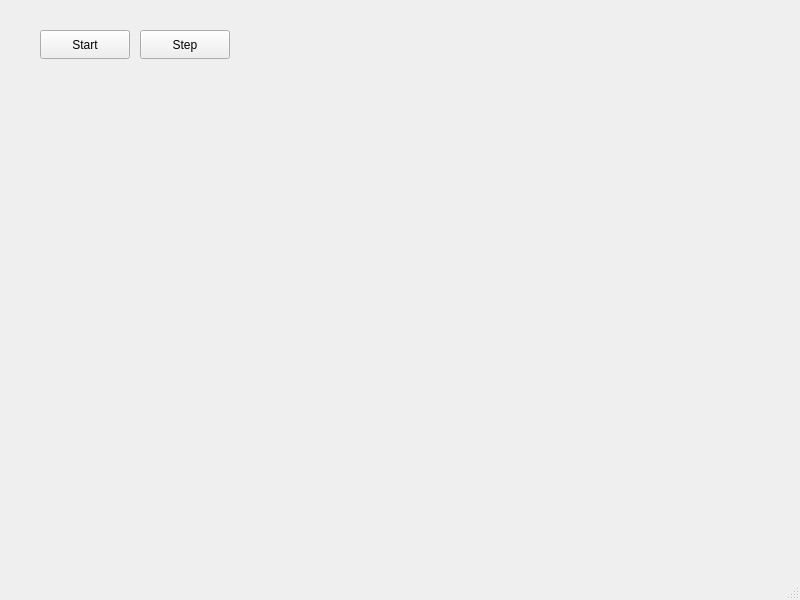
Old version of the form mainwindow.ui in the repository Alq21/Laboratorium-Zycia---Symulacja-ewolucji.
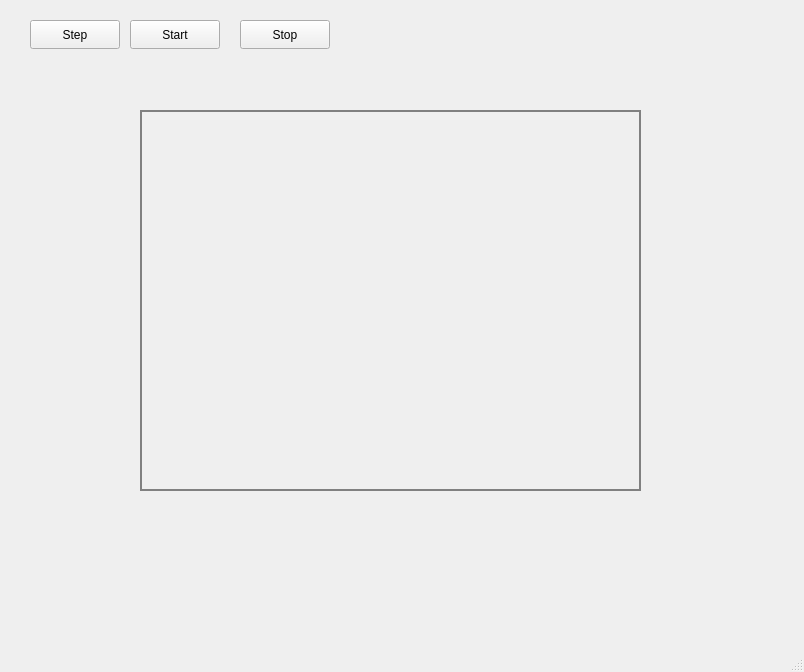
New version of the form. Custom widgets are drawn as their Qt base class.

```diff
--- a/mainwindow.ui
+++ b/mainwindow.ui
@@ -6,8 +6,8 @@
    <rect>
     <x>0</x>
     <y>0</y>
-    <width>800</width>
-    <height>600</height>
+    <width>804</width>
+    <height>672</height>
    </rect>
   </property>
   <property name="windowTitle">
@@ -17,8 +17,21 @@
    <widget class="QPushButton" name="pushButton">
     <property name="geometry">
      <rect>
-      <x>40</x>
-      <y>30</y>
+      <x>30</x>
+      <y>20</y>
+      <width>90</width>
+      <height>29</height>
+     </rect>
+    </property>
+    <property name="text">
+     <string>Step</string>
+    </property>
+   </widget>
+   <widget class="QPushButton" name="startButton">
+    <property name="geometry">
+     <rect>
+      <x>130</x>
+      <y>20</y>
       <width>90</width>
       <height>29</height>
      </rect>
@@ -27,17 +40,33 @@
      <string>Start</string>
     </property>
    </widget>
-   <widget class="QPushButton" name="StepButton">
+   <widget class="TempBoard" name="boardWidget" native="true">
     <property name="geometry">
      <rect>
       <x>140</x>
-      <y>30</y>
+      <y>110</y>
+      <width>501</width>
+      <height>381</height>
+     </rect>
+    </property>
+    <property name="autoFillBackground">
+     <bool>false</bool>
+    </property>
+    <property name="styleSheet">
+     <string notr="true">border: 2px solid gray;</string>
+    </property>
+   </widget>
+   <widget class="QPushButton" name="stopButton">
+    <property name="geometry">
+     <rect>
+      <x>240</x>
+      <y>20</y>
       <width>90</width>
       <height>29</height>
      </rect>
     </property>
     <property name="text">
-     <string>Step</string>
+     <string>Stop</string>
     </property>
    </widget>
   </widget>
@@ -53,6 +82,14 @@
   </widget>
   <widget class="QStatusBar" name="statusbar"/>
  </widget>
+ <customwidgets>
+  <customwidget>
+   <class>TempBoard</class>
+   <extends>QWidget</extends>
+   <header>tempboard.h</header>
+   <container>1</container>
+  </customwidget>
+ </customwidgets>
  <resources/>
  <connections/>
 </ui>
```
Left out of the diff: 2 changed lines with no effect on the pictures.
